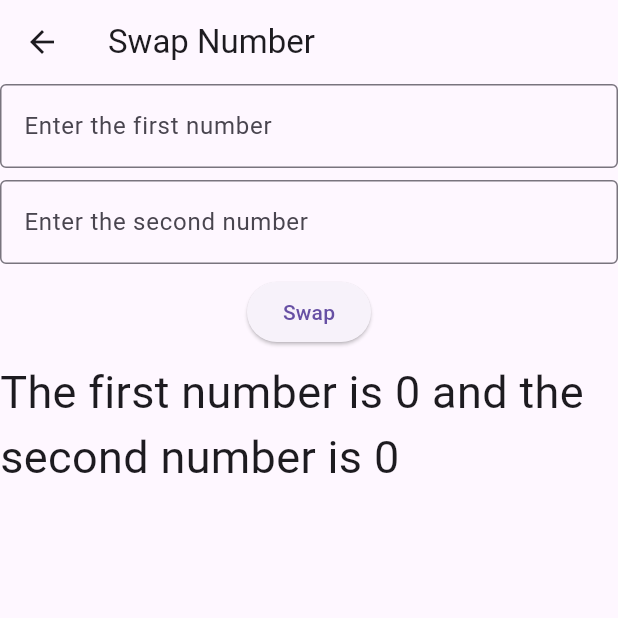
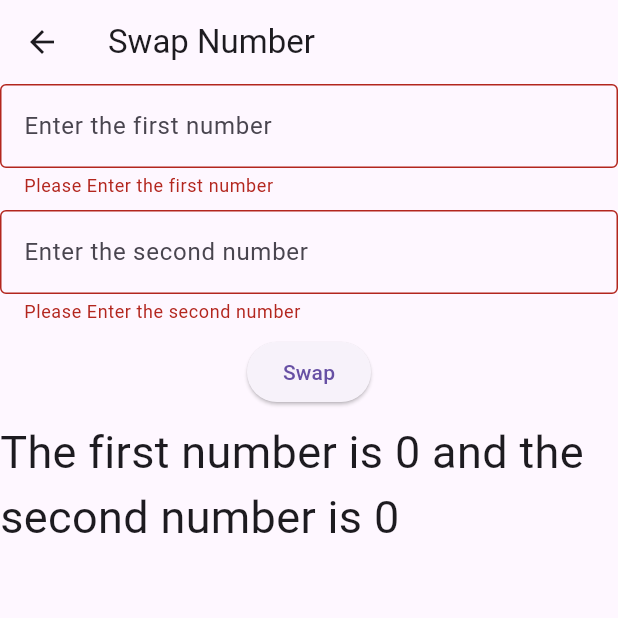
Before and after one commit to Ashura2003/assignment_1, a Flutter app: the SwapNumberScreen screen opened directly, after a tap on "Swap", on a phone screen of 412 x 824 dp, the top half of it. Run offline on Flutter 3.47's test engine with Material 3 defaults, Android fonts, the phone set to English and light mode, and no system bars.

Commit message:
added models and validators to swap numbers

```diff
--- a/lib/model/swap_number_model.dart
+++ b/lib/model/swap_number_model.dart
@@ -1,13 +1,13 @@
 class SwapNumberModel {
-  final int first;
-  final int second;
+  int first;
+  int second;
 
   SwapNumberModel({
     required this.first,
     required this.second,
   });
 
-  swapNumbers({required int first, required int second}) {
+  swapNumbers() {
     first = first + second;
     second = first - second;
     first = first - second;
--- a/lib/screen/simple_interest_screen.dart
+++ b/lib/screen/simple_interest_screen.dart
@@ -36,6 +36,7 @@ class _SimpleInterestScreenState extends State<SimpleInterestScreen> {
       body: Form(
         key: formKey,
         child: Column(
+          crossAxisAlignment: CrossAxisAlignment.stretch,
           children: [
             TextFormField(
               onChanged: (value) {
--- a/lib/screen/swap_number_screen.dart
+++ b/lib/screen/swap_number_screen.dart
@@ -1,3 +1,4 @@
+import 'package:assignment_1/model/swap_number_model.dart';
 import 'package:flutter/material.dart';
 
 class SwapNumberScreen extends StatefulWidget {
@@ -11,9 +12,14 @@ class _SwapNumberScreenState extends State<SwapNumberScreen> {
   int first = 0;
   int second = 0;
   String result = '';
+
+  SwapNumberModel? swapNumberModel;
+
   Widget sizedbox = const SizedBox(
     height: 8,
   );
+
+  final formKey = GlobalKey<FormState>();
 
   @override
   Widget build(BuildContext context) {
@@ -21,9 +27,11 @@ class _SwapNumberScreenState extends State<SwapNumberScreen> {
       appBar: AppBar(
         title: const Text('Swap Number'),
       ),
-      body: Column(
+      body: Form(
+        key: formKey,
+        child: Column(
           children: [
-          TextField(
+            TextFormField(
               keyboardType: TextInputType.number,
               onChanged: (value) {
                 setState(() {
@@ -32,10 +40,17 @@ class _SwapNumberScreenState extends State<SwapNumberScreen> {
               },
               decoration: const InputDecoration(
                 border: OutlineInputBorder(),
-                hintText: 'Enter the first number'),
+                hintText: 'Enter the first number',
+              ),
+              validator: (value) {
+                if (value!.isEmpty) {
+                  return "Please Enter the first number";
+                }
+                return null;
+              },
             ),
             sizedbox,
-          TextField(
+            TextFormField(
               keyboardType: TextInputType.number,
               onChanged: (value) {
                 setState(() {
@@ -44,14 +59,25 @@ class _SwapNumberScreenState extends State<SwapNumberScreen> {
               },
               decoration: const InputDecoration(
                 border: OutlineInputBorder(),
-                hintText: 'Enter the second number'),
+                hintText: 'Enter the second number',
+              ),
+              validator: (value) {
+                if (value!.isEmpty) {
+                  return "Please Enter the second number";
+                }
+                return null;
+              },
             ),
             sizedbox,
             ElevatedButton(
               onPressed: () {
+                if (formKey.currentState!.validate()) {
                   setState(() {
-                //swapNumbers(first: first, second: second);
+                    swapNumberModel =
+                        SwapNumberModel(first: first, second: second);
+                    result = swapNumberModel!.swapNumbers();
                   });
+                }
               },
               child: const Text('Swap'),
             ),
@@ -64,8 +90,7 @@ class _SwapNumberScreenState extends State<SwapNumberScreen> {
             )
           ],
         ),
+      ),
     );
   }
-
-
 }
```
Lines whose indentation alone changed are shown as unchanged.
